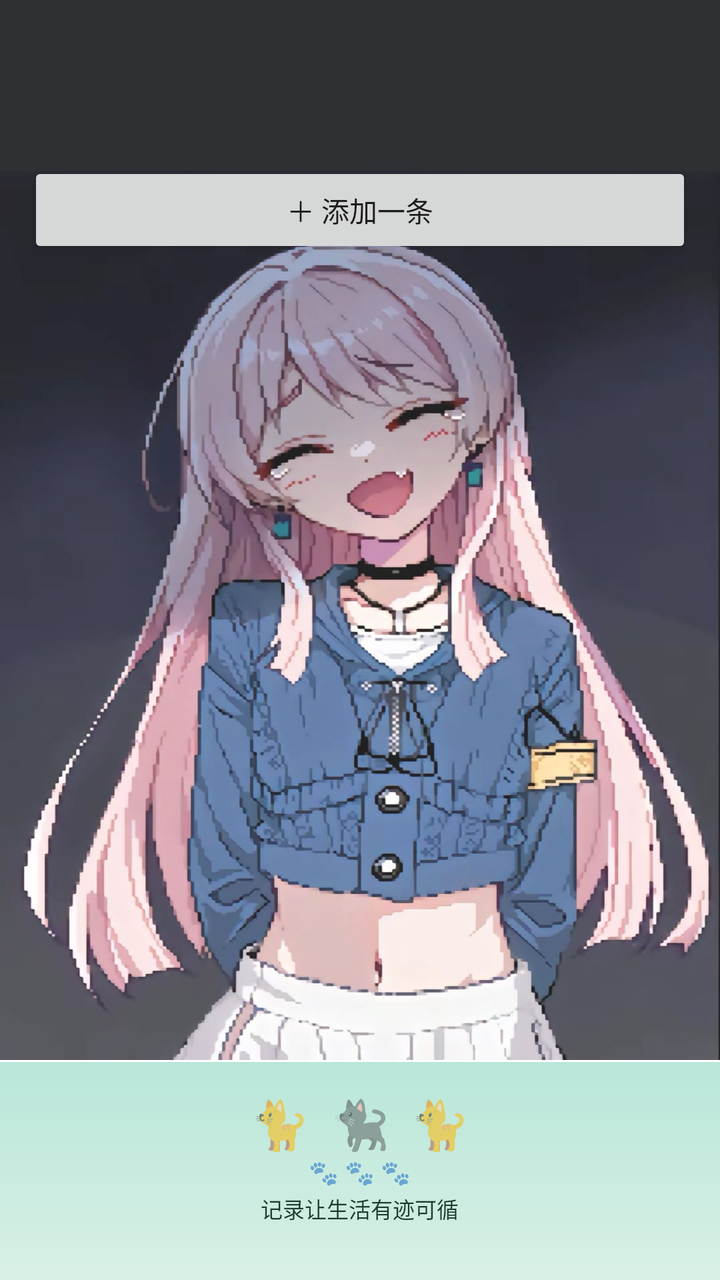
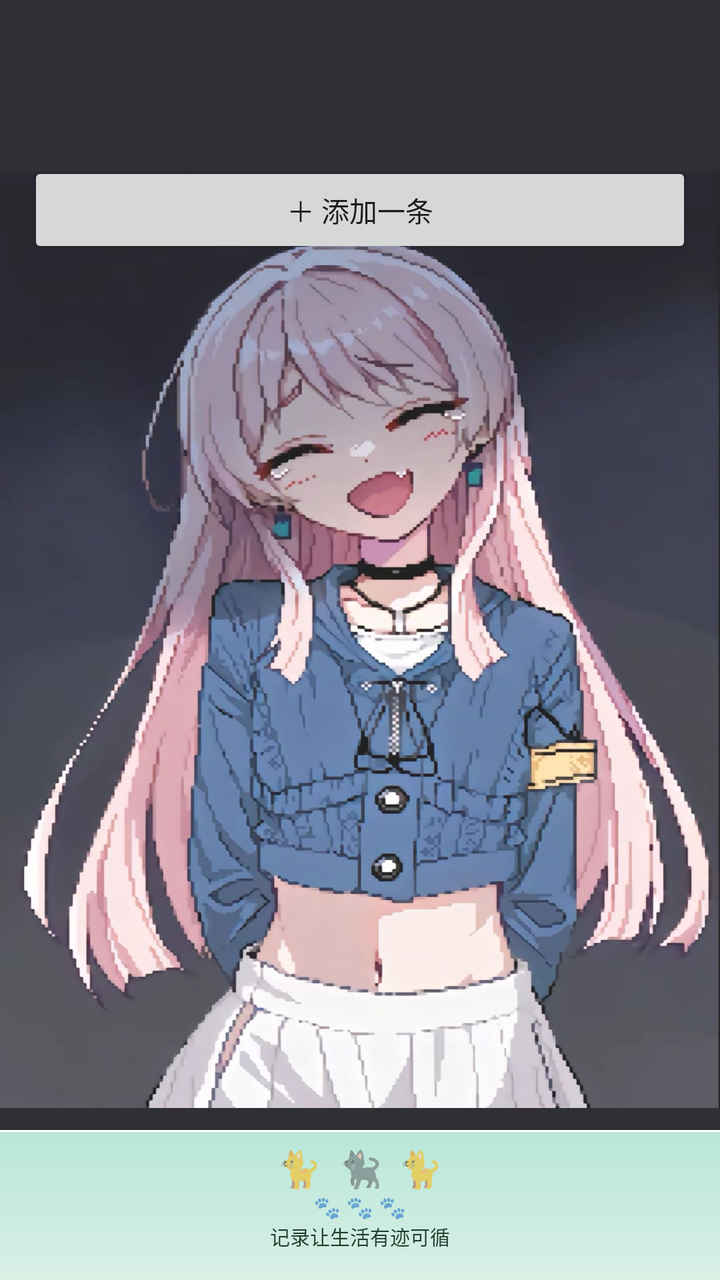

Two renders of the same Android screen: before a commit and after it. Below are the layout's source before the change and the commit's diff.
<!-- AndroidManifest.xml: application theme Theme.Notes -->
<!-- res/layout/fragment_list.xml -->
<?xml version="1.0" encoding="utf-8"?>
<FrameLayout xmlns:android="http://schemas.android.com/apk/res/android"
    android:layout_width="match_parent"
    android:layout_height="match_parent">

    
    <ImageView
        android:layout_width="match_parent"
        android:layout_height="match_parent"
        android:scaleType="centerCrop"
        android:src="@drawable/bg_anime" />

    <ScrollView
        android:layout_width="match_parent"
        android:layout_height="match_parent"
        android:background="@color/scrim"
        android:clipToPadding="false"
        android:paddingTop="22dp"
        android:paddingBottom="0dp">

        <LinearLayout
            android:layout_width="match_parent"
            android:layout_height="wrap_content"
            android:orientation="vertical"
            android:padding="14dp"
            android:paddingBottom="120dp">

            <TextView
                android:id="@+id/tvTitle"
                android:layout_width="match_parent"
                android:layout_height="wrap_content"
                android:layout_marginBottom="10dp"
                android:textColor="@color/ink"
                android:textSize="20sp"
                android:textStyle="bold" />

            <LinearLayout
                android:id="@+id/listNotes"
                android:layout_width="match_parent"
                android:layout_height="wrap_content"
                android:orientation="vertical" />

            <Button
                android:id="@+id/btnAdd"
                android:layout_width="match_parent"
                android:layout_height="wrap_content"
                android:layout_marginTop="8dp"
                android:text="＋ 添加一条"
                android:textAllCaps="false" />
        </LinearLayout>
    </ScrollView>

    
    <LinearLayout
        android:layout_width="match_parent"
        android:layout_height="110dp"
        android:layout_gravity="bottom"
        android:background="@drawable/footer_deco"
        android:gravity="center"
        android:orientation="vertical"
        android:paddingBottom="12dp">

        <LinearLayout
            android:layout_width="wrap_content"
            android:layout_height="wrap_content"
            android:gravity="center"
            android:orientation="horizontal">

            <TextView
                android:layout_width="wrap_content"
                android:layout_height="wrap_content"
                android:text="🐈"
                android:textSize="24sp" />

            <TextView
                android:layout_width="wrap_content"
                android:layout_height="wrap_content"
                android:layout_marginHorizontal="10dp"
                android:text="🐈‍⬛"
                android:textSize="24sp" />

            <TextView
                android:layout_width="wrap_content"
                android:layout_height="wrap_content"
                android:text="🐈"
                android:textSize="24sp" />
        </LinearLayout>

        <TextView
            android:layout_width="wrap_content"
            android:layout_height="wrap_content"
            android:text="🐾 🐾 🐾"
            android:textColor="#88000000"
            android:textSize="12sp" />

        <TextView
            android:layout_width="wrap_content"
            android:layout_height="wrap_content"
            android:layout_marginTop="2dp"
            android:text="记录让生活有迹可循"
            android:textColor="#FF1F3D2E"
            android:textSize="11sp" />
    </LinearLayout>
</FrameLayout>
<!-- resources referenced by this layout -->
<resources>
  <color name="ink">#212121</color>
  <color name="scrim">#1FFFFFFF</color>
  <!-- drawable bg_anime: jpg bitmap (drawable-nodpi, 184699 bytes) -->
  <!-- drawable footer_deco (drawable) -->
  <?xml version="1.0" encoding="utf-8"?>
  <layer-list xmlns:android="http://schemas.android.com/apk/res/android">
      <item>
          <shape android:shape="rectangle">
              <gradient
                  android:angle="90"
                  android:startColor="#D9F0E5"
                  android:endColor="#B8E6D9" />
          </shape>
      </item>
      
      <item android:gravity="top" android:height="1dp">
          <shape android:shape="rectangle">
              <solid android:color="#FFFFFFFF" />
          </shape>
      </item>
  </layer-list>
  <style name="Theme.Notes" parent="Theme.MaterialComponents.DayNight.NoActionBar">
          <item name="colorPrimary">@color/brand</item>
          <item name="colorPrimaryDark">@color/brand_dark</item>
          <item name="colorAccent">@color/brand</item>
          
          <item name="android:statusBarColor">@android:color/transparent</item>
          <item name="android:windowLightStatusBar">false</item>
          <item name="android:windowBackground">@color/bg</item>
      </style>
  <color name="brand">#00897B</color>
  <color name="brand_dark">#00695C</color>
  <color name="bg">#F2F3F5</color>
</resources>

<!-- the commit's change to res/layout/fragment_list.xml (unified diff, before → after) -->
@@ -22,8 +22,8 @@
             android:layout_width="match_parent"
             android:layout_height="wrap_content"
             android:orientation="vertical"
-            android:padding="14dp"
-            android:paddingBottom="120dp">
+android:padding="14dp"
+        android:paddingBottom="85dp">
 
             <TextView
                 android:id="@+id/tvTitle"
@@ -53,12 +53,12 @@
     
     <LinearLayout
         android:layout_width="match_parent"
-        android:layout_height="110dp"
+        android:layout_height="75dp"
         android:layout_gravity="bottom"
         android:background="@drawable/footer_deco"
         android:gravity="center"
         android:orientation="vertical"
-        android:paddingBottom="12dp">
+        android:paddingBottom="8dp">
 
         <LinearLayout
             android:layout_width="wrap_content"
@@ -70,35 +70,34 @@
                 android:layout_width="wrap_content"
                 android:layout_height="wrap_content"
                 android:text="🐈"
-                android:textSize="24sp" />
+                android:textSize="18sp" />
 
             <TextView
                 android:layout_width="wrap_content"
                 android:layout_height="wrap_content"
-                android:layout_marginHorizontal="10dp"
+                android:layout_marginHorizontal="8dp"
                 android:text="🐈‍⬛"
-                android:textSize="24sp" />
+                android:textSize="18sp" />
 
             <TextView
                 android:layout_width="wrap_content"
                 android:layout_height="wrap_content"
                 android:text="🐈"
-                android:textSize="24sp" />
+                android:textSize="18sp" />
         </LinearLayout>
 
         <TextView
             android:layout_width="wrap_content"
             android:layout_height="wrap_content"
-            android:text="🐾 🐾 🐾"
-            android:textColor="#88000000"
-            android:textSize="12sp" />
+android:text="🐾 🐾 🐾"
+        android:textColor="#88000000"
+        android:textSize="11sp" />
 
         <TextView
             android:layout_width="wrap_content"
             android:layout_height="wrap_content"
-            android:layout_marginTop="2dp"
             android:text="记录让生活有迹可循"
             android:textColor="#FF1F3D2E"
-            android:textSize="11sp" />
+            android:textSize="10sp" />
     </LinearLayout>
 </FrameLayout>
